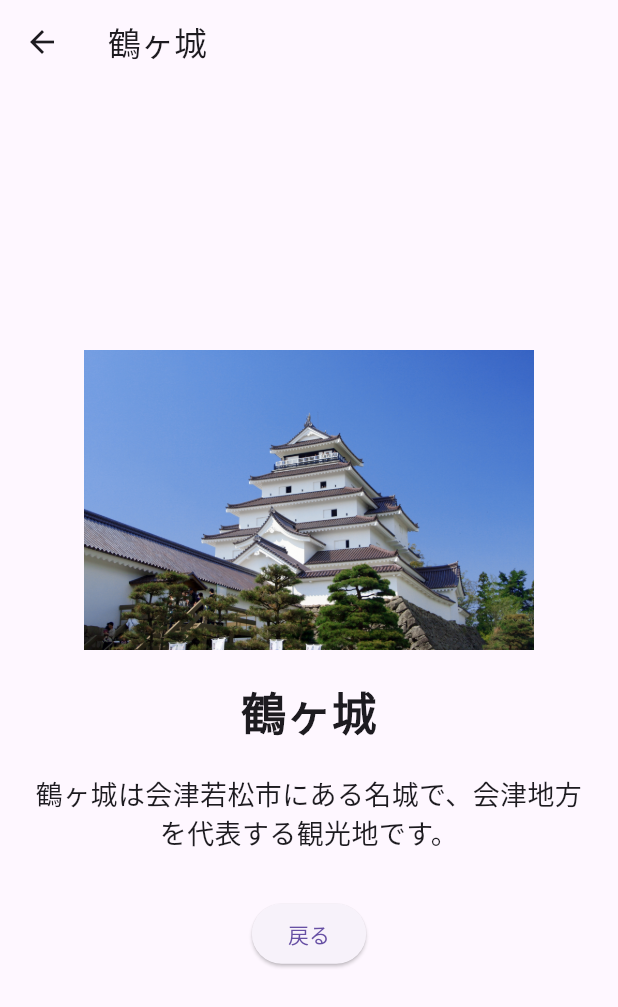
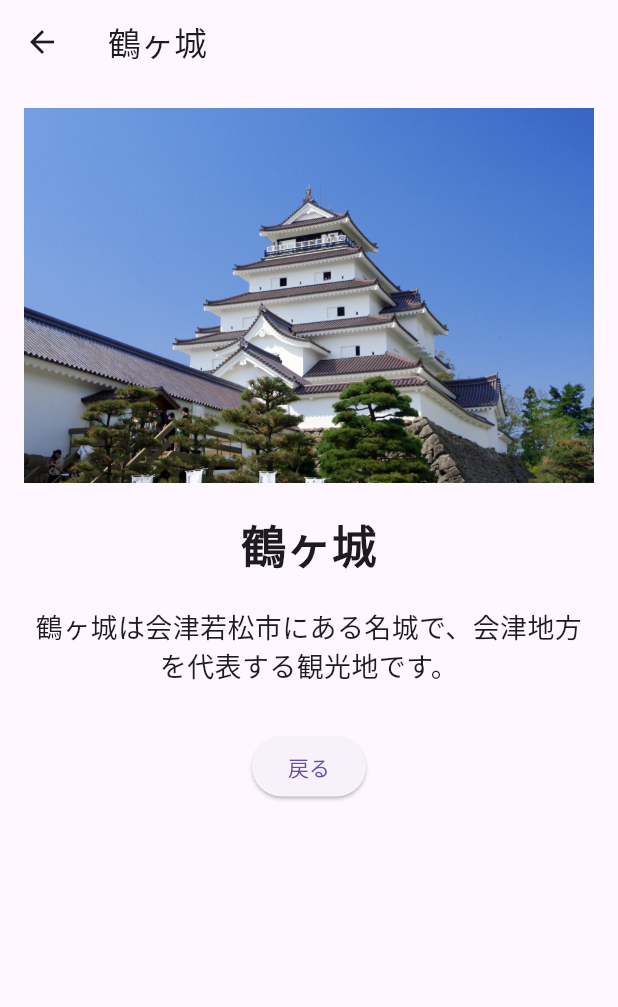
Before and after one commit to yamazakisouhei/yamazaki-fultter, a Flutter app: the screen it shows after launch, after a tap on the "star border" icon, after a tap on "鶴ヶ城", on a phone screen of 412 x 824 dp. Shown: the top 1007 px of the screen. Run offline on Flutter 3.47's test engine with Material 3 defaults, Android fonts, the phone set to English and light mode, and no system bars.

Commit message:
DetailPage修正

```diff
--- a/lib/detail_page.dart
+++ b/lib/detail_page.dart
@@ -2,10 +2,12 @@ import 'package:flutter/material.dart';
 
 class DetailPage extends StatelessWidget {
   final String spotName;
+  final String imagePath;
 
   const DetailPage({
     super.key,
     required this.spotName,
+    required this.imagePath,
   });
 
   @override
@@ -14,24 +16,18 @@ class DetailPage extends StatelessWidget {
       appBar: AppBar(
         title: Text(spotName),
       ),
-
       body: Padding(
         padding: const EdgeInsets.all(16.0),
-
         child: Column(
-          mainAxisAlignment: MainAxisAlignment.center,
-
           children: [
             Image.asset(
-  spotName == '鶴ヶ城'
-      ? 'assets/images/turugazyou.jpg'
-      : spotName == '大内宿'
-          ? 'assets/images/ouchijuku.jpg'
-          : 'assets/images/inawasiroko.jpg',
-  height: 200,
-),
+              imagePath,
+              height: 250,
+              width: double.infinity,
+              fit: BoxFit.cover,
+            ),
+            const SizedBox(height: 20),
 
-const SizedBox(height: 20),
             Text(
               spotName,
               style: const TextStyle(
@@ -48,8 +44,8 @@ const SizedBox(height: 20),
                   : spotName == '大内宿'
                       ? '大内宿は江戸時代の宿場町の景観が残る人気観光地です。'
                       : '猪苗代湖は日本で4番目に大きい湖で、美しい景色が楽しめます。',
+              style: const TextStyle(fontSize: 18),
               textAlign: TextAlign.center,
-              style: const TextStyle(fontSize: 18),
             ),
 
             const SizedBox(height: 30),
--- a/lib/home_page.dart
+++ b/lib/home_page.dart
@@ -1,5 +1,6 @@
 import 'package:flutter/material.dart';
 import 'package:simple_navigation_mock/detail_page.dart';
+import 'package:simple_navigation_mock/favorite_page.dart';
 
 class HomePage extends StatefulWidget {
   const HomePage({super.key});
@@ -30,8 +31,35 @@ class _HomePageState extends State<HomePage> {
   Widget build(BuildContext context) {
     return Scaffold(
       appBar: AppBar(
-        title: const Text('Fukushima Navi'),
-      ),
+  title: const Text('Fukushima Navi'),
+
+  actions: [
+    IconButton(
+      icon: const Icon(Icons.star),
+
+      onPressed: () {
+        List<String> favoriteSpots = [];
+
+        for (int i = 0; i < touristSpots.length; i++) {
+          if (favorites[i]) {
+            favoriteSpots.add(
+              touristSpots[i]['name']!,
+            );
+          }
+        }
+
+        Navigator.push(
+          context,
+          MaterialPageRoute(
+            builder: (context) => FavoritePage(
+              favorites: favoriteSpots,
+            ),
+          ),
+        );
+      },
+    ),
+  ],
+),
       body: ListView.builder(
         itemCount: touristSpots.length,
         itemBuilder: (context, index) {
@@ -65,6 +93,7 @@ class _HomePageState extends State<HomePage> {
                   MaterialPageRoute(
                     builder: (context) => DetailPage(
                       spotName: touristSpots[index]['name']!,
+                      imagePath: touristSpots[index]['image']!,
                     ),
                   ),
                 );
```
Also changed, not shown: lib/favorite_page.dart (added, +31 -0 lines).
